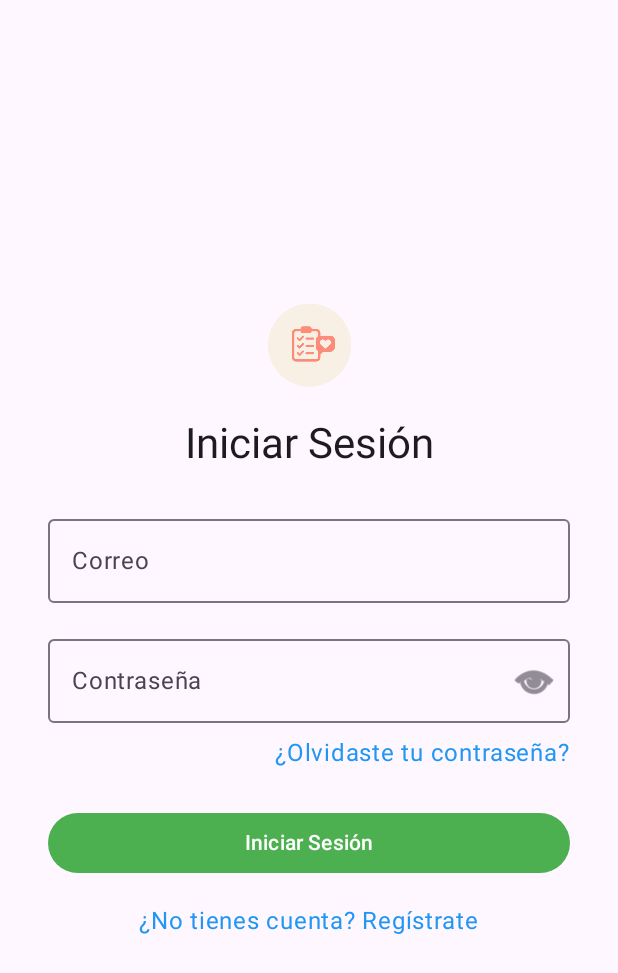
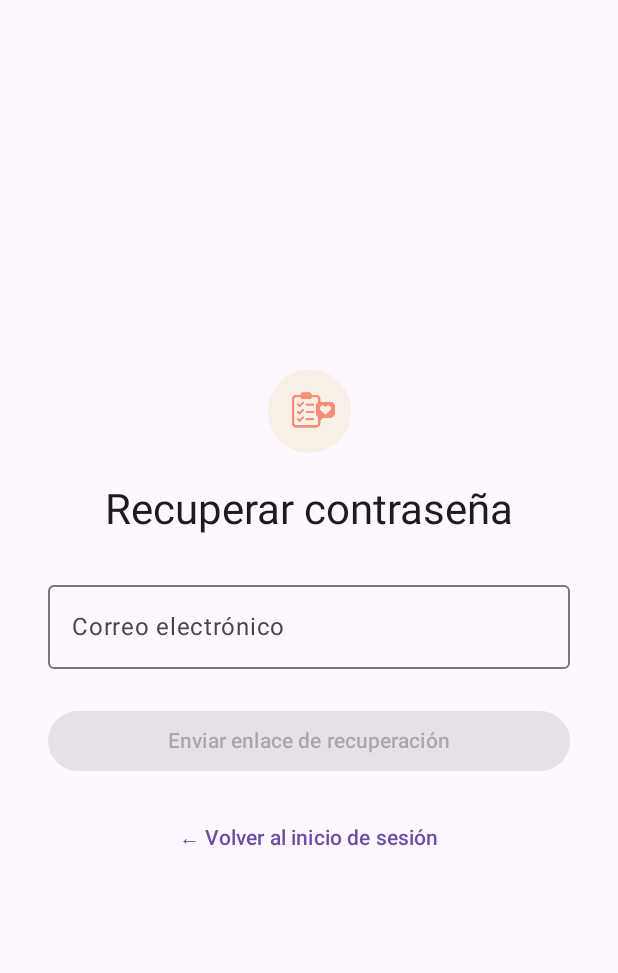
Before and after one commit to antonySAZ7/Proyecto-plataformas-moviles, an Android app built with Jetpack Compose: the LoginScreen screen opened through its navigation route, after a tap on "¿Olvidaste tu contraseña?", on a phone screen of 412 x 824 dp. Shown: the top 973 px of the screen. Run offline under Robolectric (Android 15) with nearby library versions, the phone set to English and light mode, and no system bars.

Commit message:
pantalla de forgot password con su respectiva navegacion y viewmodel

```diff
--- a/app/src/main/java/com/example/proyectoplatsadj/data/remote/ApiService.kt
+++ b/app/src/main/java/com/example/proyectoplatsadj/data/remote/ApiService.kt
@@ -25,6 +25,9 @@ interface AuthApiService {
 
     @GET("api/users/{id}")
     suspend fun getUser(@Path("id") userId: Int): Response<User>
+
+    @POST("forgot-password")
+    suspend fun forgotPassword(@Body body: Map<String, String>): Response<Unit>
 }
 
 // API de Tareas (JSONPlaceholder)
--- /dev/null
+++ b/app/src/main/java/com/example/proyectoplatsadj/feature/forgotpassword/ForgotPasswordScreen.kt
@@ -0,0 +1,102 @@
+package com.example.proyectoplatsadj.feature.forgotpassword
+
+import androidx.compose.foundation.Image
+import androidx.compose.foundation.layout.*
+import androidx.compose.foundation.text.KeyboardOptions
+import androidx.compose.material3.*
+import androidx.compose.runtime.*
+import androidx.compose.ui.Alignment
+import androidx.compose.ui.Modifier
+import androidx.compose.ui.graphics.Color
+import androidx.compose.ui.res.painterResource
+import androidx.compose.ui.text.input.KeyboardType
+import androidx.compose.ui.unit.dp
+import com.example.proyectoplatsadj.R
+import com.example.proyectoplatsadj.viewmodel.ForgotPasswordViewModel
+import com.example.proyectoplatsadj.viewmodel.ForgotPasswordUiState
+
+@Composable
+fun ForgotPasswordScreen(
+    viewModel: ForgotPasswordViewModel,
+    onBackToLogin: () -> Unit
+) {
+    val uiState by viewModel.uiState.collectAsState()
+    val email by viewModel.email.collectAsState()  // ← CORREGIDO: Usar collectAsState()
+
+    Column(
+        modifier = Modifier
+            .fillMaxSize()
+            .padding(32.dp),
+        horizontalAlignment = Alignment.CenterHorizontally,
+        verticalArrangement = Arrangement.Center
+    ) {
+        Image(
+            painter = painterResource(id = R.drawable.tomakelogoredondo),
+            contentDescription = "Logo",
+            modifier = Modifier.size(64.dp)
+        )
+        Spacer(modifier = Modifier.height(16.dp))
+        Text(
+            text = "Recuperar contraseña",
+            style = MaterialTheme.typography.headlineMedium
+        )
+        Spacer(modifier = Modifier.height(24.dp))
+
+        OutlinedTextField(
+            value = email,  // ← CORREGIDO: Usar el valor recolectado
+            onValueChange = { viewModel.updateEmail(it) },  // ← CORREGIDO: Usar método updateEmail
+            label = { Text("Correo electrónico") },
+            placeholder = { Text("Ingresa tu correo") },
+            keyboardOptions = KeyboardOptions(keyboardType = KeyboardType.Email),
+            enabled = uiState !is ForgotPasswordUiState.Loading,  // ← CORREGIDO: Deshabilitar durante loading
+            modifier = Modifier.fillMaxWidth()
+        )
+
+        Spacer(modifier = Modifier.height(24.dp))
+
+        when (uiState) {
+            is ForgotPasswordUiState.Loading -> {
+                CircularProgressIndicator()
+            }
+            is ForgotPasswordUiState.Success -> {
+                Text(
+                    text = "¡Enlace enviado! Revisa tu correo.",
+                    color = Color(0xFF4CAF50),
+                    style = MaterialTheme.typography.bodyLarge
+                )
+                Spacer(modifier = Modifier.height(16.dp))
+                Button(onClick = onBackToLogin, modifier = Modifier.fillMaxWidth()) {
+                    Text("Volver al inicio de sesión")
+                }
+            }
+            is ForgotPasswordUiState.Error -> {
+                Text(
+                    text = (uiState as ForgotPasswordUiState.Error).message,
+                    color = Color.Red
+                )
+                Spacer(modifier = Modifier.height(8.dp))
+                Button(
+                    onClick = { viewModel.sendRecoveryEmail() },
+                    modifier = Modifier.fillMaxWidth()
+                ) {
+                    Text("Reintentar")
+                }
+            }
+            else -> {
+                Button(
+                    onClick = { viewModel.sendRecoveryEmail() },
+                    enabled = email.isNotBlank(),
+                    colors = ButtonDefaults.buttonColors(containerColor = Color(0xFF4CAF50)),
+                    modifier = Modifier.fillMaxWidth()
+                ) {
+                    Text("Enviar enlace de recuperación")
+                }
+            }
+        }
+
+        Spacer(modifier = Modifier.height(16.dp))
+        TextButton(onClick = onBackToLogin) {
+            Text("← Volver al inicio de sesión")
+        }
+    }
+}
--- a/app/src/main/java/com/example/proyectoplatsadj/feature/login/LoginScreen.kt
+++ b/app/src/main/java/com/example/proyectoplatsadj/feature/login/LoginScreen.kt
@@ -30,6 +30,7 @@ sealed interface LoginUiState {
 fun LoginScreen(
     onLoginSuccess: () -> Unit,
     onRegisterClick: () -> Unit,
+    onforgotPasswordClick: () -> Unit,
     viewModel: LoginViewModel = viewModel()
 ) {
     var email by remember { mutableStateOf("") }
@@ -114,7 +115,7 @@ fun LoginScreen(
             color = Color(0xFF2196F3),
             modifier = Modifier
                 .align(Alignment.End)
-                .clickable { /* Recuperar contraseña */ }
+                .clickable(onClick = onforgotPasswordClick)
         )
         Spacer(modifier = Modifier.height(24.dp))
 
--- a/app/src/main/java/com/example/proyectoplatsadj/feature/register/RegisterScreen.kt
+++ b/app/src/main/java/com/example/proyectoplatsadj/feature/register/RegisterScreen.kt
@@ -161,7 +161,7 @@ fun RegisterScreen(
 
         Button(
             onClick = {
-                viewModel.register(firstName, lastName, email, password, confirmPassword)
+                viewModel.register(firstName, lastName, email, password)
             },
             colors = ButtonDefaults.buttonColors(containerColor = Color(0xFF4CAF50)),
             modifier = Modifier.fillMaxWidth(),
--- a/app/src/main/java/com/example/proyectoplatsadj/navigation/AppNavHost.kt
+++ b/app/src/main/java/com/example/proyectoplatsadj/navigation/AppNavHost.kt
@@ -14,6 +14,7 @@ import androidx.navigation.compose.currentBackStackEntryAsState
 import androidx.navigation.compose.rememberNavController
 import com.example.proyectoplatsadj.feature.home.*
 import com.example.proyectoplatsadj.feature.calendar.*
+import com.example.proyectoplatsadj.feature.forgotpassword.ForgotPasswordScreen
 import com.example.proyectoplatsadj.feature.newtask.*
 import com.example.proyectoplatsadj.feature.splash.SplashScreen
 import com.example.proyectoplatsadj.feature.onboarding.WelcomeScreen
@@ -35,6 +36,8 @@ import kotlinx.serialization.Serializable
 @Serializable object CalendarDestination
 @Serializable object TasksListDestination
 @Serializable object NewTaskDestination
+
+@Serializable object ForgotPasswordDestination
 
 @OptIn(ExperimentalMaterial3Api::class)
 @Composable
@@ -125,6 +128,7 @@ fun AppNavHost() {
                         }
                     },
                     onRegisterClick = { navController.navigate(RegisterDestination) },
+                    onforgotPasswordClick = { navController.navigate(ForgotPasswordDestination) },
                     viewModel = loginViewModel
                 )
             }
@@ -204,6 +208,14 @@ fun AppNavHost() {
                     onRetry = { newTaskViewModel.retry() }
                 )
             }
+
+            composable<ForgotPasswordDestination> {
+                val forgotViewModel: ForgotPasswordViewModel = viewModel()
+                ForgotPasswordScreen(
+                    viewModel = forgotViewModel,
+                    onBackToLogin = { navController.popBackStack() }
+                )
+            }
         }
     }
 }
```
Also changed, not shown: app/src/main/java/com/example/proyectoplatsadj/data/repository/Repositories.kt (+12 -0 lines), app/src/main/java/com/example/proyectoplatsadj/viewmodel/ViewModels.kt (+67 -34 lines).
